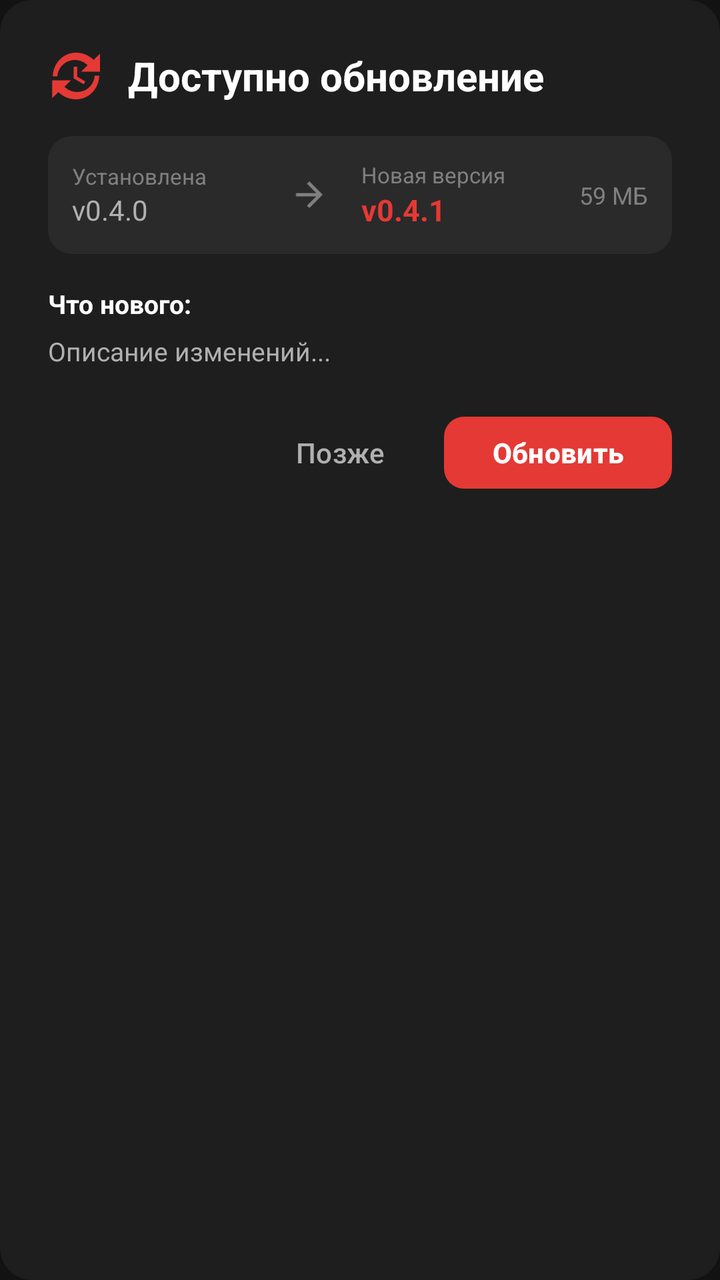
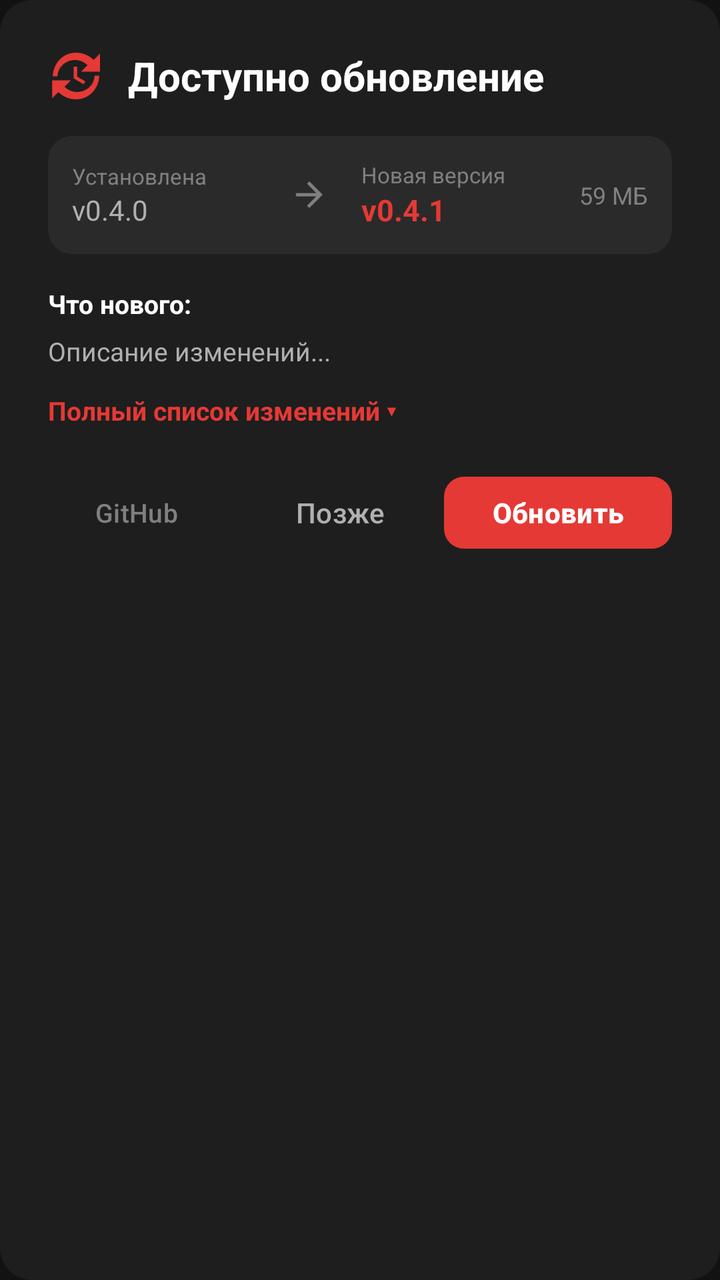

Before-and-after screenshots of an Android layout around one commit, followed by the original layout XML and the change that was made.
<!-- AndroidManifest.xml: application theme AppTheme -->
<!-- res/layout/dialog_app_update.xml -->
<?xml version="1.0" encoding="utf-8"?>
<LinearLayout xmlns:android="http://schemas.android.com/apk/res/android"
    xmlns:app="http://schemas.android.com/apk/res-auto"
    xmlns:tools="http://schemas.android.com/tools"
    android:layout_width="match_parent"
    android:layout_height="wrap_content"
    android:orientation="vertical"
    android:background="@drawable/dialog_background"
    android:paddingStart="24dp"
    android:paddingEnd="24dp"
    android:paddingTop="24dp"
    android:paddingBottom="16dp"
    tools:ignore="HardcodedText">

    
    <LinearLayout
        android:layout_width="match_parent"
        android:layout_height="wrap_content"
        android:orientation="horizontal"
        android:gravity="center_vertical"
        tools:ignore="UseCompoundDrawables">

        <ImageView
            android:layout_width="28dp"
            android:layout_height="28dp"
            android:src="@drawable/ic_update"
            app:tint="@color/accent"
            android:contentDescription="Обновление" />

        <TextView
            android:id="@+id/dialog_update_title"
            android:layout_width="wrap_content"
            android:layout_height="wrap_content"
            android:layout_marginStart="12dp"
            android:text="Доступно обновление"
            android:textSize="20sp"
            android:textStyle="bold"
            android:textColor="@color/text_primary" />
    </LinearLayout>

    
    <LinearLayout
        android:layout_width="match_parent"
        android:layout_height="wrap_content"
        android:orientation="horizontal"
        android:gravity="center_vertical"
        android:layout_marginTop="16dp"
        android:padding="12dp"
        android:background="@drawable/bg_version_info">

        <LinearLayout
            android:layout_width="0dp"
            android:layout_height="wrap_content"
            android:layout_weight="1"
            android:orientation="vertical">

            <TextView
                android:layout_width="wrap_content"
                android:layout_height="wrap_content"
                android:text="Установлена"
                android:textSize="11sp"
                android:textColor="@color/text_hint" />

            <TextView
                android:id="@+id/txt_current_version"
                android:layout_width="wrap_content"
                android:layout_height="wrap_content"
                android:text="v0.4.0"
                android:textSize="14sp"
                android:textColor="@color/text_secondary" />
        </LinearLayout>

        <ImageView
            android:layout_width="20dp"
            android:layout_height="20dp"
            android:src="@drawable/ic_arrow_forward"
            app:tint="@color/text_hint"
            android:contentDescription="->" />

        <LinearLayout
            android:layout_width="0dp"
            android:layout_height="wrap_content"
            android:layout_weight="1"
            android:layout_marginStart="16dp"
            android:orientation="vertical">

            <TextView
                android:layout_width="wrap_content"
                android:layout_height="wrap_content"
                android:text="Новая версия"
                android:textSize="11sp"
                android:textColor="@color/text_hint" />

            <TextView
                android:id="@+id/txt_new_version"
                android:layout_width="wrap_content"
                android:layout_height="wrap_content"
                android:text="v0.4.1"
                android:textSize="15sp"
                android:textStyle="bold"
                android:textColor="@color/accent" />
        </LinearLayout>

        <TextView
            android:id="@+id/txt_apk_size"
            android:layout_width="wrap_content"
            android:layout_height="wrap_content"
            android:text="59 МБ"
            android:textSize="12sp"
            android:textColor="@color/text_hint" />
    </LinearLayout>

    
    <TextView
        android:layout_width="wrap_content"
        android:layout_height="wrap_content"
        android:text="Что нового:"
        android:textSize="13sp"
        android:textStyle="bold"
        android:textColor="@color/text_primary"
        android:layout_marginTop="16dp"
        android:layout_marginBottom="6dp" />

    <androidx.core.widget.NestedScrollView
        android:id="@+id/scroll_changelog"
        android:layout_width="match_parent"
        android:layout_height="wrap_content"
        android:maxHeight="160dp">

        <TextView
            android:id="@+id/txt_update_changelog"
            android:layout_width="match_parent"
            android:layout_height="wrap_content"
            android:text="Описание изменений..."
            android:textSize="13sp"
            android:lineSpacingExtra="3dp"
            android:textColor="@color/text_secondary" />
    </androidx.core.widget.NestedScrollView>

    
    <LinearLayout
        android:id="@+id/layout_update_progress"
        android:layout_width="match_parent"
        android:layout_height="wrap_content"
        android:orientation="vertical"
        android:visibility="gone"
        android:layout_marginTop="12dp">

        <ProgressBar
            android:id="@+id/progress_update_download"
            style="?android:attr/progressBarStyleHorizontal"
            android:layout_width="match_parent"
            android:layout_height="6dp"
            android:indeterminate="false"
            android:progressTint="@color/accent"
            android:max="100" />

        <TextView
            android:id="@+id/txt_update_progress"
            android:layout_width="wrap_content"
            android:layout_height="wrap_content"
            android:layout_marginTop="4dp"
            android:text="Скачивание обновления…"
            android:textSize="12sp"
            android:textColor="@color/text_hint" />
    </LinearLayout>

    
    <LinearLayout
        android:layout_width="match_parent"
        android:layout_height="wrap_content"
        android:orientation="horizontal"
        android:gravity="end|center_vertical"
        android:layout_marginTop="20dp">

        <com.google.android.material.button.MaterialButton
            android:id="@+id/btn_update_later"
            style="@style/Widget.Material3.Button.TextButton"
            android:layout_width="wrap_content"
            android:layout_height="44dp"
            android:text="Позже"
            android:textColor="@color/text_secondary"
            android:textSize="14sp"
            android:layout_marginEnd="8dp" />

        <com.google.android.material.button.MaterialButton
            android:id="@+id/btn_update_now"
            android:layout_width="wrap_content"
            android:layout_height="44dp"
            android:text="Обновить"
            android:textColor="@color/text_primary"
            android:textStyle="bold"
            android:textSize="14sp"
            app:backgroundTint="@color/accent"
            app:cornerRadius="10dp" />
    </LinearLayout>
</LinearLayout>
<!-- resources referenced by this layout -->
<resources>
  <color name="accent">#FFE53935</color>
  <color name="text_hint">#FF808080</color>
  <color name="text_primary">#FFFFFFFF</color>
  <color name="text_secondary">#FFB0B0B0</color>
  <!-- drawable bg_version_info (drawable) -->
  <?xml version="1.0" encoding="utf-8"?>
  <shape xmlns:android="http://schemas.android.com/apk/res/android"
      android:shape="rectangle">
      <solid android:color="@color/card_dark" />
      <corners android:radius="12dp" />
  </shape>
  <!-- drawable dialog_background (drawable) -->
  <?xml version="1.0" encoding="utf-8"?>
  <shape xmlns:android="http://schemas.android.com/apk/res/android">
      <solid android:color="@color/surface_dark" />
      <corners android:radius="16dp" />
  </shape>
  <!-- drawable ic_arrow_forward (drawable) -->
  <vector xmlns:android="http://schemas.android.com/apk/res/android"
      android:width="24dp"
      android:height="24dp"
      android:viewportWidth="24"
      android:viewportHeight="24">
      <path
          android:fillColor="#FFFFFFFF"
          android:pathData="M12,4l-1.41,1.41L16.17,11H4v2h12.17l-5.58,5.59L12,20l8,-8z" />
  </vector>
  <!-- drawable ic_update (drawable) -->
  <vector xmlns:android="http://schemas.android.com/apk/res/android"
      android:width="24dp"
      android:height="24dp"
      android:viewportWidth="24"
      android:viewportHeight="24">
      <path
          android:fillColor="#FFE0E0E0"
          android:pathData="M21,10.12h-6.78l2.74,-2.72c-1.39,-1.39 -3.3,-2.25 -5.43,-2.25 -4.01,0 -7.28,3.03 -7.5,6.97h-2C2.26,6.33 6.64,2 12,2c2.97,0 5.64,1.21 7.57,3.14L22.25,2.46V10.12zM12.5,8v4.25l3.5,2.08 -0.72,1.21L11,13V8h1.5zM3.01,13.88h6.78l-2.74,2.72c1.39,1.39 3.3,2.25 5.43,2.25 4.01,0 7.28,-3.03 7.5,-6.97h2c-0.23,5.79 -4.61,10.12 -9.97,10.12 -2.97,0 -5.64,-1.21 -7.57,-3.14L1.75,21.54V13.88z" />
  </vector>
  <style name="AppTheme" parent="Theme.Material3.Dark.NoActionBar">
          <item name="colorPrimary">@color/accent</item>
          <item name="colorPrimaryDark">@color/accent_dark</item>
          <item name="colorAccent">@color/accent</item>
          <item name="colorSecondary">@color/accent</item>
          <item name="colorSecondaryContainer">@color/accent_dark</item>
          <item name="android:colorBackground">@color/bg_dark</item>
          <item name="android:windowBackground">@color/bg_dark</item>
          <item name="android:statusBarColor">@color/bg_dark</item>
          <item name="android:navigationBarColor">@color/bg_dark</item>
          <item name="preferenceTheme">@style/AppPreferenceTheme</item>
          <item name="preferenceCategoryStyle">@style/PreferenceCategory</item>
          <item name="preferenceCategoryTitleTextColor">@color/accent</item>
          <item name="preferenceCategoryTitleTextAppearance">@style/PreferenceCategoryTitleTextAppearance</item>
      </style>
  <color name="card_dark">#FF2A2A2A</color>
  <color name="surface_dark">#FF1E1E1E</color>
  <color name="accent_dark">#FFB71C1C</color>
  <color name="bg_dark">#FF121212</color>
  <style name="AppPreferenceTheme" parent="PreferenceThemeOverlay">
          <item name="preferenceCategoryStyle">@style/PreferenceCategory</item>
          <item name="preferenceCategoryTitleTextColor">@color/accent</item>
          <item name="preferenceCategoryTitleTextAppearance">@style/PreferenceCategoryTitleTextAppearance</item>
      </style>
  <style name="PreferenceCategory" parent="Preference.Category.Material">
      </style>
  <style name="PreferenceCategoryTitleTextAppearance" parent="TextAppearance.Material3.LabelLarge">
          <item name="android:textColor">@color/accent</item>
          <item name="android:textStyle">bold</item>
      </style>
</resources>

<!-- the commit's change to res/layout/dialog_app_update.xml (unified diff, before → after) -->
@@ -125,16 +125,38 @@
         android:id="@+id/scroll_changelog"
         android:layout_width="match_parent"
         android:layout_height="wrap_content"
-        android:maxHeight="160dp">
-
-        <TextView
-            android:id="@+id/txt_update_changelog"
+        android:scrollbars="vertical"
+        android:fadeScrollbars="false">
+
+        <LinearLayout
             android:layout_width="match_parent"
             android:layout_height="wrap_content"
-            android:text="Описание изменений..."
-            android:textSize="13sp"
-            android:lineSpacingExtra="3dp"
-            android:textColor="@color/text_secondary" />
+            android:orientation="vertical">
+
+            <TextView
+                android:id="@+id/txt_update_changelog"
+                android:layout_width="match_parent"
+                android:layout_height="wrap_content"
+                android:text="Описание изменений..."
+                android:textSize="13sp"
+                android:lineSpacingExtra="3dp"
+                android:textColor="@color/text_secondary" />
+
+            <TextView
+                android:id="@+id/btn_toggle_changelog"
+                android:layout_width="wrap_content"
+                android:layout_height="wrap_content"
+                android:layout_marginTop="8dp"
+                android:paddingTop="4dp"
+                android:paddingBottom="4dp"
+                android:text="Полный список изменений ▾"
+                android:textSize="13sp"
+                android:textStyle="bold"
+                android:textColor="@color/accent"
+                android:background="?attr/selectableItemBackground"
+                android:clickable="true"
+                android:focusable="true" />
+        </LinearLayout>
     </androidx.core.widget.NestedScrollView>
 
     
@@ -170,8 +192,22 @@
         android:layout_width="match_parent"
         android:layout_height="wrap_content"
         android:orientation="horizontal"
-        android:gravity="end|center_vertical"
-        android:layout_marginTop="20dp">
+        android:gravity="center_vertical"
+        android:layout_marginTop="16dp">
+
+        <com.google.android.material.button.MaterialButton
+            android:id="@+id/btn_open_github"
+            style="@style/Widget.Material3.Button.TextButton"
+            android:layout_width="wrap_content"
+            android:layout_height="44dp"
+            android:text="GitHub"
+            android:textColor="@color/text_hint"
+            android:textSize="13sp" />
+
+        <View
+            android:layout_width="0dp"
+            android:layout_height="1dp"
+            android:layout_weight="1" />
 
         <com.google.android.material.button.MaterialButton
             android:id="@+id/btn_update_later"
